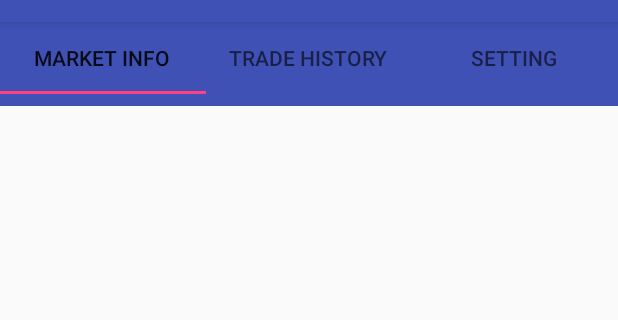
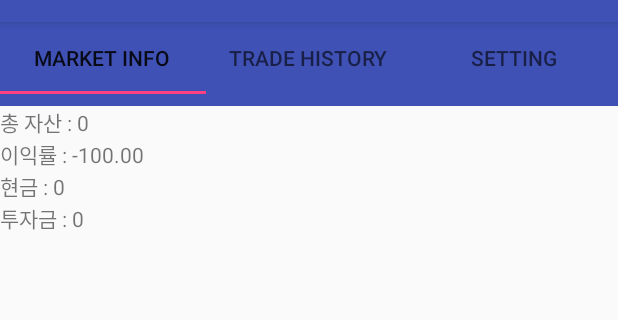
Before and after one commit to jaebae/CoinSurfer, an Android app: the screen it shows after launch (MainActivity), on a phone screen of 412 x 824 dp, the part 62-382 px from its top. Run offline under Robolectric (Android 15) with nearby library versions, the phone set to English and light mode, and no system bars; our stand-ins replace androidx.preference.

Commit message:
implement information UI

```diff
--- a/app/src/main/java/com/sungjae/coinsurfer/activity/ScreenSlidePagerAdapter.java
+++ b/app/src/main/java/com/sungjae/coinsurfer/activity/ScreenSlidePagerAdapter.java
@@ -4,7 +4,7 @@ import android.support.v4.app.Fragment;
 import android.support.v4.app.FragmentManager;
 import android.support.v4.app.FragmentStatePagerAdapter;
 
-import com.sungjae.coinsurfer.activity.fragment.BalanceInfoFragment;
+import com.sungjae.coinsurfer.activity.fragment.balance.BalanceInfoFragment;
 import com.sungjae.coinsurfer.activity.fragment.SettingFragment;
 import com.sungjae.coinsurfer.activity.fragment.TradeHistoryFragment;
 
--- a/app/src/main/java/com/sungjae/coinsurfer/activity/fragment/BalanceInfoFragment.java
+++ /dev/null
@@ -1,81 +0,0 @@
-package com.sungjae.coinsurfer.activity.fragment;
-
-import android.content.BroadcastReceiver;
-import android.content.Context;
-import android.content.Intent;
-import android.content.IntentFilter;
-import android.os.Bundle;
-import android.support.annotation.Nullable;
-import android.support.v4.app.Fragment;
-
-import com.sungjae.coinsurfer.setting.TradeSetting;
-import com.sungjae.coinsurfer.tradedata.Balance;
-import com.sungjae.coinsurfer.tradedata.Coin;
-import com.sungjae.coinsurfer.tradedata.CoinType;
-
-import java.util.ArrayList;
-
-
-public class BalanceInfoFragment extends Fragment implements TradeSetting.OnSettingChangeListener {
-    private TradeSetting mTradeSetting;
-    private Balance mBalance;
-    BroadcastReceiver mBroadcastReceiver = new BroadcastReceiver() {
-        @Override
-        public void onReceive(Context context, Intent intent) {
-            updateView();
-        }
-    };
-
-    @Override
-    public void onCreate(@Nullable Bundle savedInstanceState) {
-        super.onCreate(savedInstanceState);
-        mBalance = Balance.getsInstance();
-        mTradeSetting = TradeSetting.getInstance(getContext());
-        mTradeSetting.addOnChangedListener(this);
-    }
-
-    @Override
-    public void onDestroy() {
-        super.onDestroy();
-        mTradeSetting.removeOnChangedListener(this);
-    }
-
-    @Override
-    public void onResume() {
-        super.onResume();
-        registerBroadcastReceivers();
-        updateView();
-    }
-
-    private void updateView() {
-        for (int i = 0; i < mBalance.getCoinCount(); i++) {
-            Coin coin = mBalance.getCoin(i);
-
-        }
-
-    }
-
-    @Override
-    public void onPause() {
-        super.onPause();
-        unregisterBroadcastReceivers();
-    }
-
-    @Override
-    public void onSettingChange() {
-        double investKrw = mTradeSetting.getInvestKrw();
-        ArrayList<CoinType> enableCoin = mTradeSetting.getEnableCoinList();
-
-
-    }
-
-    private void registerBroadcastReceivers() {
-        IntentFilter filter = new IntentFilter("UPDATE_VIEW");
-        getContext().registerReceiver(mBroadcastReceiver, filter);
-
-    }
-
-    private void unregisterBroadcastReceivers() {
-        getContext().unregisterReceiver(mBroadcastReceiver);
-    }
-}
--- /dev/null
+++ b/app/src/main/java/com/sungjae/coinsurfer/activity/fragment/balance/BalanceInfoFragment.java
@@ -0,0 +1,131 @@
+package com.sungjae.coinsurfer.activity.fragment.balance;
+
+import android.content.BroadcastReceiver;
+import android.content.Context;
+import android.content.Intent;
+import android.content.IntentFilter;
+import android.os.Bundle;
+import android.support.annotation.Nullable;
+import android.support.v4.app.Fragment;
+import android.view.LayoutInflater;
+import android.view.View;
+import android.view.ViewGroup;
+import android.widget.ListView;
+import android.widget.TextView;
+
+import com.sungjae.coinsurfer.R;
+import com.sungjae.coinsurfer.setting.TradeSetting;
+import com.sungjae.coinsurfer.tradedata.Balance;
+import com.sungjae.coinsurfer.tradedata.CoinType;
+import com.sungjae.coinsurfer.tradedata.TradeModel;
+
+import java.util.ArrayList;
+
+
+public class BalanceInfoFragment extends Fragment implements TradeSetting.OnSettingChangeListener {
+
+    private TradeSetting mTradeSetting;
+    private Balance mBalance;
+    private TradeModel mTradeModel;
+
+    private TextView mTotalAsKrwView;
+    private TextView mProfitView;
+    private TextView mCurKrwView;
+    private TextView mInvestedKrwView;
+
+    private ListView mCoinListView;
+    private CoinInfoAdapter mCoinListAdapter;
+
+    @Nullable
+    @Override
+    public View onCreateView(LayoutInflater inflater, @Nullable ViewGroup container, @Nullable Bundle savedInstanceState) {
+        return inflater.inflate(R.layout.balance_fragment, container, false);
+    }
+
+    BroadcastReceiver mBroadcastReceiver = new BroadcastReceiver() {
+        @Override
+        public void onReceive(Context context, Intent intent) {
+            updateView();
+        }
+    };
+
+    @Override
+    public void onViewCreated(View view, @Nullable Bundle savedInstanceState) {
+        super.onViewCreated(view, savedInstanceState);
+
+        mTotalAsKrwView = view.findViewById(R.id.total_as_krw);
+        mProfitView = view.findViewById(R.id.profit);
+        mCurKrwView = view.findViewById(R.id.cur_krw);
+        mInvestedKrwView = view.findViewById(R.id.invested_krw);
+
+        mCoinListView = view.findViewById(R.id.coin_list);
+        mCoinListAdapter = new CoinInfoAdapter(this.getContext(), mBalance.getCoinList());
+        mCoinListView.setAdapter(mCoinListAdapter);
+    }
+
+    @Override
+    public void onCreate(@Nullable Bundle savedInstanceState) {
+        super.onCreate(savedInstanceState);
+        mBalance = Balance.getsInstance();
+        mTradeSetting = TradeSetting.getInstance(getContext());
+        mTradeSetting.addOnChangedListener(this);
+
+        mTradeModel = TradeModel.getInstance();
+    }
+
+    @Override
+    public void onDestroy() {
+        super.onDestroy();
+        mTradeSetting.removeOnChangedListener(this);
+    }
+
+    @Override
+    public void onResume() {
+        super.onResume();
+        registerBroadcastReceivers();
+        updateView();
+    }
+
+    private void updateView() {
+        double totalKrw = mBalance.getTotalAsKrw();
+        double curKrw = mBalance.getKrw();
+        double investedKrw = totalKrw - curKrw;
+        double initialKrw = mTradeSetting.getInvestKrw();
+        double profit = ((totalKrw - initialKrw) / initialKrw) * 100;
+        mTotalAsKrwView.setText("총 자산 : " + String.format("%,.0f", totalKrw));
+        mProfitView.setText("이익률 : " + String.format("%,.02f", profit));
+        mCurKrwView.setText("현금 : " + String.format("%,.0f", curKrw));
+        mInvestedKrwView.setText("투자금 : " + String.format("%,.0f", investedKrw));
+
+
+        /*for (int i = 0; i < mBalance.getCoinCount(); i++) {
+            Coin coin = mBalance.getCoin(i);
+
+        }*/
+
+    }
+
+    @Override
+    public void onPause() {
+        super.onPause();
+        unregisterBroadcastReceivers();
+    }
+
+    @Override
+    public void onSettingChange() {
+        double investKrw = mTradeSetting.getInvestKrw();
+        ArrayList<CoinType> enableCoin = mTradeSetting.getEnableCoinList();
+
+
+    }
+
+    private void registerBroadcastReceivers() {
+        IntentFilter filter = new IntentFilter("UPDATE_VIEW");
+        getContext().registerReceiver(mBroadcastReceiver, filter);
+
+    }
+
+    private void unregisterBroadcastReceivers() {
+        getContext().unregisterReceiver(mBroadcastReceiver);
+    }
+}
--- a/app/src/main/java/com/sungjae/coinsurfer/service/TradeService.java
+++ b/app/src/main/java/com/sungjae/coinsurfer/service/TradeService.java
@@ -48,8 +48,7 @@ public class TradeService extends Service implements TradeSetting.OnSettingChang
 
         mExchange = ExchangeFactory.createBithumbExchange();
         mBalance = Balance.getsInstance();
-        mTradeModel = new TradeModel();
-        mTradeModel.setBalance(mBalance);
+        mTradeModel = TradeModel.getInstance();
 
         applySettingValue();
 
--- a/app/src/main/java/com/sungjae/coinsurfer/tradedata/Balance.java
+++ b/app/src/main/java/com/sungjae/coinsurfer/tradedata/Balance.java
@@ -35,7 +35,7 @@ public class Balance {
     }
 
 
-    public void updateCoin(@NonNull Coin coin) {
+    public synchronized void updateCoin(@NonNull Coin coin) {
         int index = getIndex(coin);
         if (index >= 0) {
             mCoinList.remove(index);
@@ -63,6 +63,10 @@ public class Balance {
         return mCoinList.get(index);
     }
 
+    public ArrayList<Coin> getCoinList() {
+        return mCoinList;
+    }
+
     public double getKrw() {
         return mKrw;
     }
--- a/app/src/main/java/com/sungjae/coinsurfer/tradedata/Coin.java
+++ b/app/src/main/java/com/sungjae/coinsurfer/tradedata/Coin.java
@@ -36,6 +36,10 @@ public class Coin {
         mCurPrice = curPrice;
     }
 
+    public double getCurPrice() {
+        return mCurPrice;
+    }
+
     public double getBuyKrw() {
         return mCoinValue * mBuyPrice;
     }
--- a/app/src/main/java/com/sungjae/coinsurfer/tradedata/TradeModel.java
+++ b/app/src/main/java/com/sungjae/coinsurfer/tradedata/TradeModel.java
@@ -5,14 +5,24 @@ import java.util.ArrayList;
 
 public class TradeModel {
 
-    double mCoinRate;
+    private double mCoinRate;
 
-    double mTriggerRate;
+    private double mTriggerRate;
 
-    Balance mBalance;
+    private Balance mBalance;
 
-    public void setBalance(Balance balance) {
-        mBalance = balance;
+    private static TradeModel sInstance;
+
+    public static synchronized TradeModel getInstance() {
+        if (sInstance == null) {
+            sInstance = new TradeModel();
+        }
+
+        return sInstance;
+    }
+
+    private TradeModel() {
+        mBalance = Balance.getsInstance();
     }
 
     public void setCoinRate(double coinRate) {
@@ -27,9 +37,7 @@ public class TradeModel {
     public ArrayList<TradeInfo> getTradeInfoList() {
         ArrayList<TradeInfo> tradeInfoList = new ArrayList<>();
 
-        double totalAsKrw = mBalance.getTotalAsKrw();
-
-        double targetCoin = (totalAsKrw * mCoinRate) / mBalance.getCoinCount();
+        double targetCoin = getTargetCoinAsKrw();
 
         for (int i = 0; i < mBalance.getCoinCount(); i++) {
             Coin coin = mBalance.getCoin(i);
@@ -47,6 +55,11 @@ public class TradeModel {
         }
 
         return tradeInfoList;
+    }
+
+    public double getTargetCoinAsKrw() {
+        double totalAsKrw = mBalance.getTotalAsKrw();
+        return (totalAsKrw * mCoinRate) / mBalance.getCoinCount();
     }
 
     private TradeInfo createBuyTradeInfo(Coin coin, double targetCoin) {
--- a/app/src/main/res/layout/balance_fragment.xml
+++ b/app/src/main/res/layout/balance_fragment.xml
@@ -4,4 +4,34 @@
     android:layout_height="match_parent"
     android:orientation="vertical">
 
+    <TextView
+        android:id="@+id/total_as_krw"
+        android:layout_width="match_parent"
+        android:layout_height="wrap_content"
+        android:text="총자산 : 1000,000,000" />
+
+    <TextView
+        android:id="@+id/profit"
+        android:layout_width="match_parent"
+        android:layout_height="wrap_content"
+        android:text="이익률 : 1,400%" />
+
+    <TextView
+        android:id="@+id/cur_krw"
+        android:layout_width="match_parent"
+        android:layout_height="wrap_content"
+        android:text="현금 : 200,000,000" />
+
+    <TextView
+        android:id="@+id/invested_krw"
+        android:layout_width="match_parent"
+        android:layout_height="wrap_content"
+        android:text="투자 금 : 800,000,000" />
+
+
+    <ListView
+        android:id="@+id/coin_list"
+        android:layout_width="match_parent"
+        android:layout_height="wrap_content" />
+
 </LinearLayout>
```
Also changed, not shown: app/src/main/java/com/sungjae/coinsurfer/activity/fragment/balance/CoinInfoAdapter.java (added, +62 -0 lines), app/src/main/res/layout/coin_list_item_layout.xml (added, +48 -0 lines), 1 other file.
